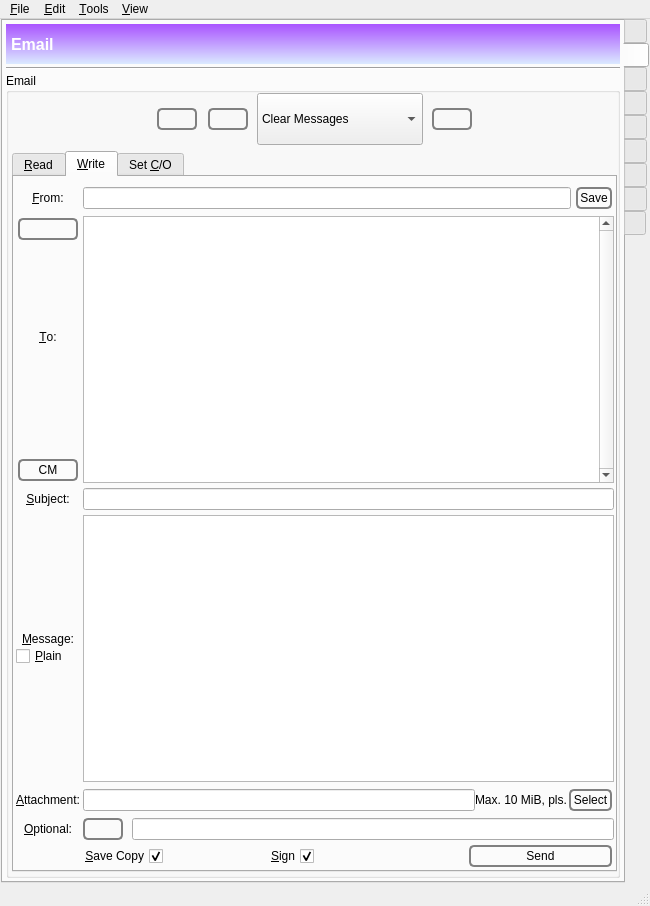
The window that GoldBug-UI/controlcenter.ui (xloem/spot-on-svn) describes before a commit, drawn with Qt 5.
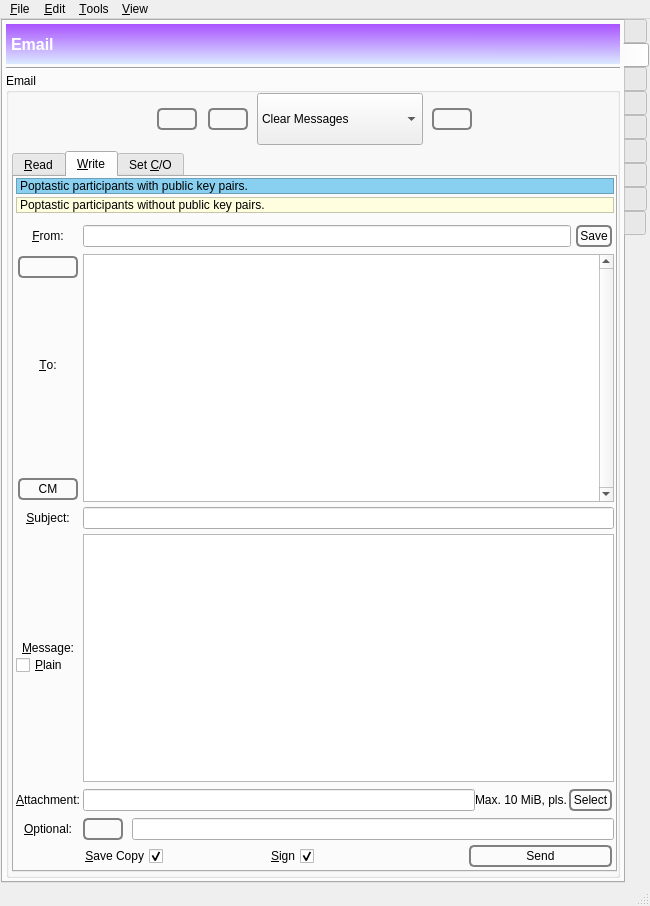
The same window after the commit. The open tabs and pages were chosen to show the change. Icons and pictures are not drawn. Custom widgets are drawn as their Qt base class.

Patch:
```diff
--- a/GoldBug-UI/controlcenter.ui
+++ b/GoldBug-UI/controlcenter.ui
@@ -1439,6 +1439,34 @@
                <property name="bottomMargin">
                 <number>1</number>
                </property>
+               <item>
+                <widget class="QLabel" name="label_102">
+                 <property name="styleSheet">
+                  <string notr="true">QLabel { background-color : rgb(137, 207, 240);}
+</string>
+                 </property>
+                 <property name="frameShape">
+                  <enum>QFrame::StyledPanel</enum>
+                 </property>
+                 <property name="text">
+                  <string>Poptastic participants with public key pairs.</string>
+                 </property>
+                </widget>
+               </item>
+               <item>
+                <widget class="QLabel" name="label_117">
+                 <property name="styleSheet">
+                  <string notr="true">QLabel { background-color : rgb(255, 255, 224);}
+</string>
+                 </property>
+                 <property name="frameShape">
+                  <enum>QFrame::StyledPanel</enum>
+                 </property>
+                 <property name="text">
+                  <string>Poptastic participants without public key pairs.</string>
+                 </property>
+                </widget>
+               </item>
                <item>
                 <layout class="QGridLayout" name="gridLayout_4">
                  <property name="topMargin">
```
Left out of the diff: 20 changed lines with no effect on the pictures.
